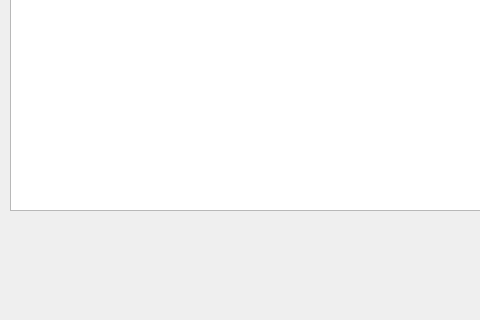
Qt form GpuRipple/QtUi/MainUI.ui (giuseppecalderaro/python-hacks) before a commit; both pictures show x 0 to 480 and y 280 to 600 of the 800 by 600 pixel window.
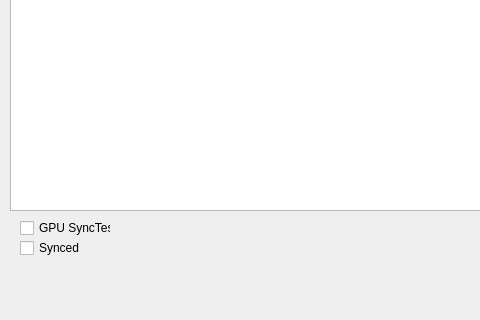
The same form after that commit.

Patch:
```diff
--- a/GpuRipple/QtUi/MainUI.ui
+++ b/GpuRipple/QtUi/MainUI.ui
@@ -50,6 +50,32 @@
      <string>Stop</string>
     </property>
    </widget>
+   <widget class="QCheckBox" name="GpuSyncBox">
+    <property name="geometry">
+     <rect>
+      <x>20</x>
+      <y>500</y>
+      <width>91</width>
+      <height>16</height>
+     </rect>
+    </property>
+    <property name="text">
+     <string>GPU SyncTest</string>
+    </property>
+   </widget>
+   <widget class="QCheckBox" name="SyncedBox">
+    <property name="geometry">
+     <rect>
+      <x>20</x>
+      <y>520</y>
+      <width>91</width>
+      <height>16</height>
+     </rect>
+    </property>
+    <property name="text">
+     <string>Synced</string>
+    </property>
+   </widget>
   </widget>
   <widget class="QMenuBar" name="menubar">
    <property name="geometry">
```
